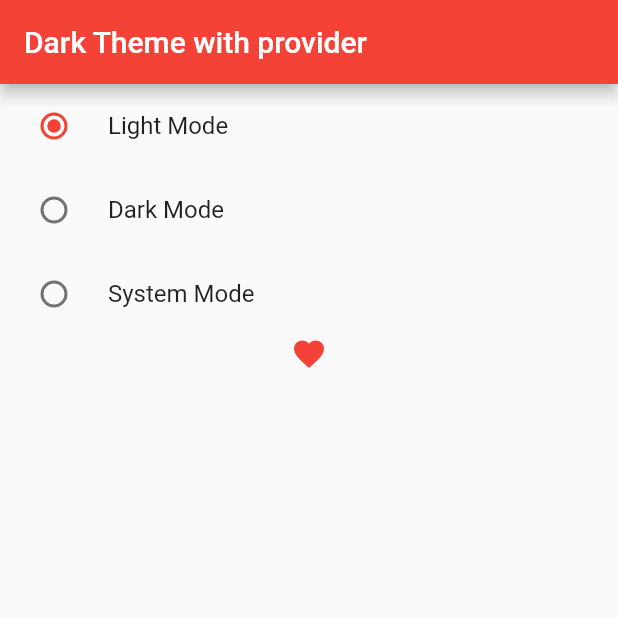
After one commit to azix-khan/provider_practice, a Flutter app: the screen it shows after launch, after a tap on "Light Mode", on a phone screen of 412 x 824 dp, the top half of it. The commit adds this screen. Run offline on Flutter 3.47's test engine with Material 2 defaults, Android fonts, the phone set to English and light mode, and no system bars.

Commit message:
dark and light theme

```diff
--- a/lib/main.dart
+++ b/lib/main.dart
@@ -3,7 +3,8 @@ import 'package:provider/provider.dart';
 import 'package:provider_practice/provider/count_provider.dart';
 import 'package:provider_practice/provider/example_one_provider.dart';
 import 'package:provider_practice/provider/favourite_provider.dart';
-import 'package:provider_practice/screens/favourite/favourite_screen.dart';
+import 'package:provider_practice/provider/theme_changer_provider.dart';
+import 'package:provider_practice/screens/dark_theme.dart';
 
 void main() {
   runApp(const MyApp());
@@ -25,15 +26,29 @@ class MyApp extends StatelessWidget {
           ChangeNotifierProvider(
             create: (_) => FavouriteItemProvider(),
           ),
+          ChangeNotifierProvider(
+            create: (_) => ThemeChangerProvider(),
+          ),
         ],
-      child: MaterialApp(
+        child: Builder(builder: (BuildContext context) {
+          final themeChanger = Provider.of<ThemeChangerProvider>(context);
+          return MaterialApp(
             title: 'Provider Practice / Stateless widget',
+            themeMode: themeChanger.themeMode,
             theme: ThemeData(
-          primarySwatch: Colors.blue,
+              brightness: Brightness.light,
+              primarySwatch: Colors.red,
+              iconTheme: const IconThemeData(color: Colors.red),
             ),
-        home: const FavouriteScreen(),
-      ),
+            darkTheme: ThemeData(
+                brightness: Brightness.dark,
+                primarySwatch: Colors.purple,
+                primaryColor: Colors.pink,
+                iconTheme: const IconThemeData(color: Colors.amber),
+                appBarTheme: const AppBarTheme(backgroundColor: Colors.teal)),
+            home: const DarkThemeScreen(),
           );
+        }));
   }
 }
 
--- /dev/null
+++ b/lib/provider/theme_changer_provider.dart
@@ -0,0 +1,13 @@
+import 'package:flutter/foundation.dart';
+import 'package:flutter/material.dart';
+
+class ThemeChangerProvider with ChangeNotifier {
+  var _themeMode = ThemeMode.light;
+
+  ThemeMode get themeMode => _themeMode;
+
+  void setTheme(themeMode) {
+    _themeMode = themeMode;
+    notifyListeners();
+  }
+}
--- /dev/null
+++ b/lib/screens/dark_theme.dart
@@ -0,0 +1,45 @@
+import 'package:flutter/material.dart';
+import 'package:provider/provider.dart';
+import 'package:provider_practice/provider/theme_changer_provider.dart';
+
+class DarkThemeScreen extends StatefulWidget {
+  const DarkThemeScreen({super.key});
+
+  @override
+  State<DarkThemeScreen> createState() => _DarkThemeScreenState();
+}
+
+class _DarkThemeScreenState extends State<DarkThemeScreen> {
+  @override
+  Widget build(BuildContext context) {
+    final themeChanger = Provider.of<ThemeChangerProvider>(context);
+    return Scaffold(
+      appBar: AppBar(
+        title: const Text('Dark Theme with provider'),
+      ),
+      body: Column(
+        children: [
+          RadioListTile<ThemeMode>(
+            title: const Text('Light Mode'),
+            value: ThemeMode.light,
+            groupValue: themeChanger.themeMode,
+            onChanged: themeChanger.setTheme,
+          ),
+          RadioListTile<ThemeMode>(
+            title: const Text('Dark Mode'),
+            value: ThemeMode.dark,
+            groupValue: themeChanger.themeMode,
+            onChanged: themeChanger.setTheme,
+          ),
+          RadioListTile<ThemeMode>(
+            title: const Text('System Mode'),
+            value: ThemeMode.system,
+            groupValue: themeChanger.themeMode,
+            onChanged: themeChanger.setTheme,
+          ),
+          const Icon(Icons.favorite),
+        ],
+      ),
+    );
+  }
+}
```
Lines whose indentation alone changed are shown as unchanged.
